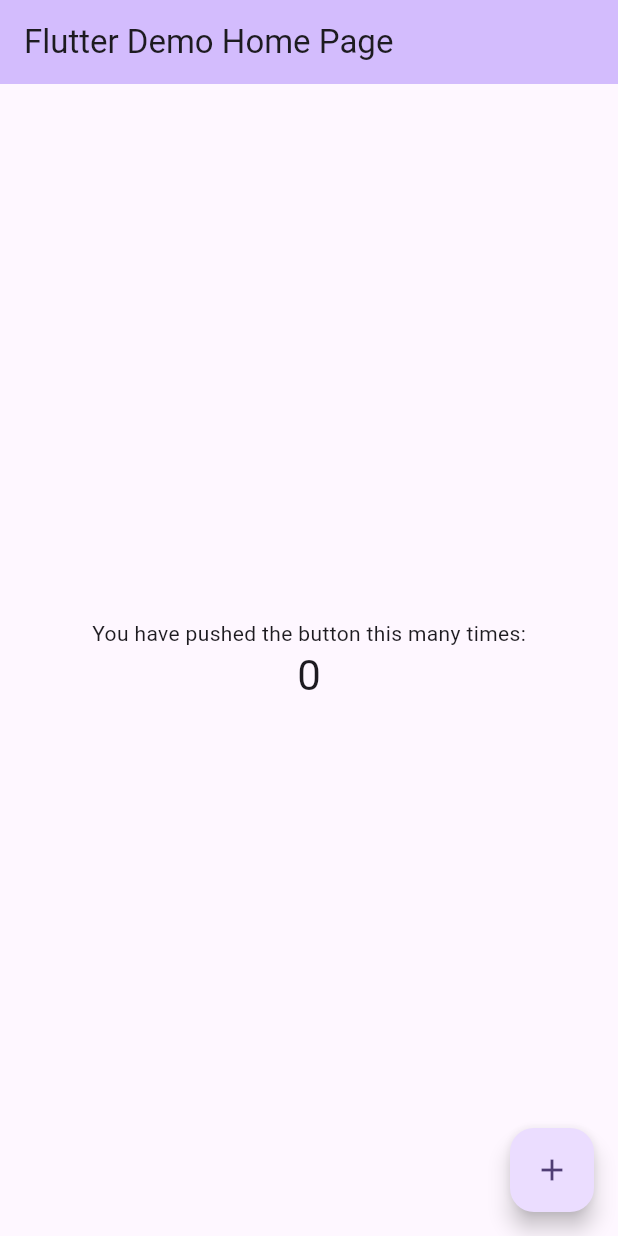
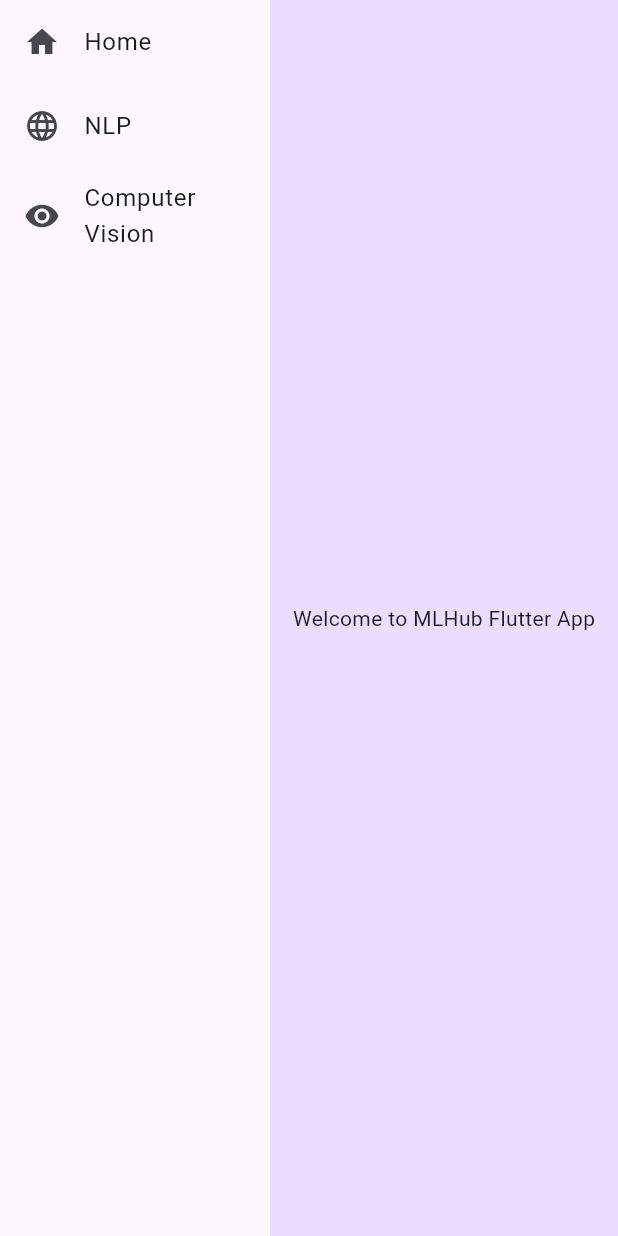
Before and after one commit to Ting-TT/MLHubFlutter, a Flutter app: the screen it shows after launch, on a phone screen of 412 x 824 dp. Run offline on Flutter 3.47's test engine with Material 3 defaults, Android fonts, the phone set to English and light mode, and no system bars.

Commit message:
Add the basic structure of the app.

```diff
--- a/analysis_options.yaml
+++ b/analysis_options.yaml
@@ -21,6 +21,8 @@ linter:
   # `// ignore_for_file: name_of_lint` syntax on the line or in the file
   # producing the lint.
   rules:
+    prefer_const_constructors_in_immutables: false
+    prefer_const_constructors: false
     # avoid_print: false  # Uncomment to disable the `avoid_print` rule
     # prefer_single_quotes: true  # Uncomment to enable the `prefer_single_quotes` rule
 
--- a/lib/main.dart
+++ b/lib/main.dart
@@ -1,125 +1,163 @@
 import 'package:flutter/material.dart';
 
 void main() {
-  runApp(const MyApp());
+  runApp(MyApp());
 }
 
 class MyApp extends StatelessWidget {
   const MyApp({super.key});
 
-  // This widget is the root of your application.
   @override
   Widget build(BuildContext context) {
     return MaterialApp(
-      title: 'Flutter Demo',
+      title: 'MLHub Flutter App',
       theme: ThemeData(
-        // This is the theme of your application.
-        //
-        // TRY THIS: Try running your application with "flutter run". You'll see
-        // the application has a purple toolbar. Then, without quitting the app,
-        // try changing the seedColor in the colorScheme below to Colors.green
-        // and then invoke "hot reload" (save your changes or press the "hot
-        // reload" button in a Flutter-supported IDE, or press "r" if you used
-        // the command line to start the app).
-        //
-        // Notice that the counter didn't reset back to zero; the application
-        // state is not lost during the reload. To reset the state, use hot
-        // restart instead.
-        //
-        // This works for code too, not just values: Most code changes can be
-        // tested with just a hot reload.
         colorScheme: ColorScheme.fromSeed(seedColor: Colors.deepPurple),
         useMaterial3: true,
       ),
-      home: const MyHomePage(title: 'Flutter Demo Home Page'),
+      home: MLHubMainPage(),
     );
   }
 }
 
-class MyHomePage extends StatefulWidget {
-  const MyHomePage({super.key, required this.title});
-
-  // This widget is the home page of your application. It is stateful, meaning
-  // that it has a State object (defined below) that contains fields that affect
-  // how it looks.
-
-  // This class is the configuration for the state. It holds the values (in this
-  // case the title) provided by the parent (in this case the App widget) and
-  // used by the build method of the State. Fields in a Widget subclass are
-  // always marked "final".
-
-  final String title;
-
+class MLHubMainPage extends StatefulWidget {
   @override
-  State<MyHomePage> createState() => _MyHomePageState();
+  State<MLHubMainPage> createState() => _MLHubMainPageState();
 }
 
-class _MyHomePageState extends State<MyHomePage> {
-  int _counter = 0;
+class _MLHubMainPageState extends State<MLHubMainPage> {
+  var selectedIndex = 0;
+  bool isNLPExpanded = false;
 
-  void _incrementCounter() {
+  void onDestinationSelected(int index) {
     setState(() {
-      // This call to setState tells the Flutter framework that something has
-      // changed in this State, which causes it to rerun the build method below
-      // so that the display can reflect the updated values. If we changed
-      // _counter without calling setState(), then the build method would not be
-      // called again, and so nothing would appear to happen.
-      _counter++;
+      selectedIndex = index;
+      if ((index == 1 && !isNLPExpanded) || index == 2 || index == 3) {
+        // Assuming "NLP" is at index 1, and its children are at 2 and 3
+        isNLPExpanded = true;
+      } else {
+        isNLPExpanded = false;
+      }
     });
   }
 
   @override
   Widget build(BuildContext context) {
-    // This method is rerun every time setState is called, for instance as done
-    // by the _incrementCounter method above.
-    //
-    // The Flutter framework has been optimized to make rerunning build methods
-    // fast, so that you can just rebuild anything that needs updating rather
-    // than having to individually change instances of widgets.
-    return Scaffold(
-      appBar: AppBar(
-        // TRY THIS: Try changing the color here to a specific color (to
-        // Colors.amber, perhaps?) and trigger a hot reload to see the AppBar
-        // change color while the other colors stay the same.
-        backgroundColor: Theme.of(context).colorScheme.inversePrimary,
-        // Here we take the value from the MyHomePage object that was created by
-        // the App.build method, and use it to set our appbar title.
-        title: Text(widget.title),
+    List<Widget> buttons = [
+      ListTile(
+        leading: Icon(Icons.home),
+        title: Text('Home'),
+        onTap: () => onDestinationSelected(0),
       ),
-      body: Center(
-        // Center is a layout widget. It takes a single child and positions it
-        // in the middle of the parent.
-        child: Column(
-          // Column is also a layout widget. It takes a list of children and
-          // arranges them vertically. By default, it sizes itself to fit its
-          // children horizontally, and tries to be as tall as its parent.
-          //
-          // Column has various properties to control how it sizes itself and
-          // how it positions its children. Here we use mainAxisAlignment to
-          // center the children vertically; the main axis here is the vertical
-          // axis because Columns are vertical (the cross axis would be
-          // horizontal).
-          //
-          // TRY THIS: Invoke "debug painting" (choose the "Toggle Debug Paint"
-          // action in the IDE, or press "p" in the console), to see the
-          // wireframe for each widget.
-          mainAxisAlignment: MainAxisAlignment.center,
-          children: <Widget>[
-            const Text(
-              'You have pushed the button this many times:',
-            ),
-            Text(
-              '$_counter',
-              style: Theme.of(context).textTheme.headlineMedium,
-            ),
-          ],
+      ListTile(
+        leading: Icon(Icons.language),
+        title: Text('NLP'),
+        onTap: () => onDestinationSelected(1),
+      ),
+    ];
+
+    buttons.add(
+      Visibility(
+        visible: isNLPExpanded, // Control visibility based on `isNLPExpanded`
+        child: ListTile(
+          contentPadding: EdgeInsets.only(left: 32), // Add indentation
+          leading: Icon(Icons.transcribe),
+          title: Text('Transcribe'),
+          onTap: () => onDestinationSelected(2),
         ),
       ),
-      floatingActionButton: FloatingActionButton(
-        onPressed: _incrementCounter,
-        tooltip: 'Increment',
-        child: const Icon(Icons.add),
-      ), // This trailing comma makes auto-formatting nicer for build methods.
+    );
+
+    buttons.add(
+      Visibility(
+        visible: isNLPExpanded, // Control visibility based on `isNLPExpanded`
+        child: ListTile(
+          contentPadding: EdgeInsets.only(left: 32), // Add indentation
+          leading: Icon(Icons.translate),
+          title: Text('Translate'),
+          onTap: () => onDestinationSelected(3),
+        ),
+      ),
+    );
+
+    buttons.add(
+      ListTile(
+        leading: Icon(Icons.visibility),
+        title: Text('Computer Vision'),
+        onTap: () => onDestinationSelected(4),
+      ),
+    );
+
+    double sidebarWidth = 180; // Sidebar width
+
+    return Scaffold(
+      body: Row(
+        children: [
+          Container(
+            width: sidebarWidth,
+            child: ListView(children: buttons),
+          ),
+          Expanded(
+            child: Container(
+                  color: Theme.of(context).colorScheme.primaryContainer,
+                  child: getPage(),
+                ),
+          ),
+        ],
+      ),
+    );
+  }
+
+  Widget getPage() {
+    switch (selectedIndex) {
+      case 0:
+        return IntroductionPage();
+      // case 1: NLP button is clicked and sub buttons are shown, no need to show any page
+      case 2: // Transcribe
+        return TranscribePage();
+      case 3: // Translate
+        return TranslatePage();
+      case 4: // Computer Vision
+        return ComputerVisionPage();
+      default:
+        return IntroductionPage();
+    }
+  }
+}
+
+
+class IntroductionPage extends StatelessWidget {
+  @override
+  Widget build(BuildContext context) {
+    return Center(
+      child: Text('Welcome to MLHub Flutter App'),
     );
   }
 }
+
+class TranscribePage extends StatelessWidget {
+  @override
+  Widget build(BuildContext context) {
+    return Center(
+      child: Text('Transcribe Page'),
+    );
+  }
+}
+
+class TranslatePage extends StatelessWidget {
+  @override
+  Widget build(BuildContext context) {
+    return Center(
+      child: Text('Translate Page'),
+    );
+  }
+}
+
+class ComputerVisionPage extends StatelessWidget {
+  @override
+  Widget build(BuildContext context) {
+    return Center(
+      child: Text('Computer Vision Page'),
+    );
+  }
+}
--- a/pubspec.yaml
+++ b/pubspec.yaml
@@ -1,5 +1,5 @@
 name: mlhub_flutter
-description: "A new Flutter project."
+description: "A Flutter app for MLHub."
 # The following line prevents the package from being accidentally published to
 # pub.dev using `flutter pub publish`. This is preferred for private packages.
 publish_to: 'none' # Remove this line if you wish to publish to pub.dev
@@ -16,7 +16,7 @@ publish_to: 'none' # Remove this line if you wish to publish to pub.dev
 # https://developer.apple.com/library/archive/documentation/General/Reference/InfoPlistKeyReference/Articles/CoreFoundationKeys.html
 # In Windows, build-name is used as the major, minor, and patch parts
 # of the product and file versions while build-number is used as the build suffix.
-version: 1.0.0+1
+version: 0.0.1+1
 
 environment:
   sdk: '>=3.2.3 <4.0.0'
@@ -35,6 +35,7 @@ dependencies:
   # The following adds the Cupertino Icons font to your application.
   # Use with the CupertinoIcons class for iOS style icons.
   cupertino_icons: ^1.0.2
+  provider: ^6.1.2
 
 dev_dependencies:
   flutter_test:
```
Also changed, not shown: pubspec.lock.
